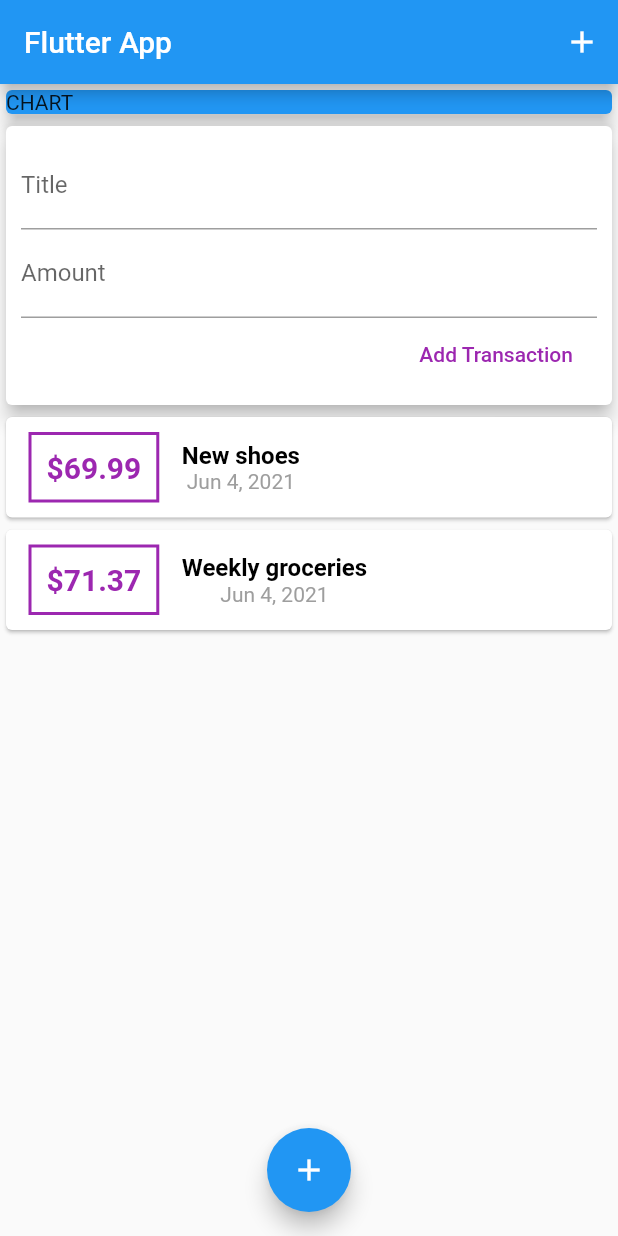
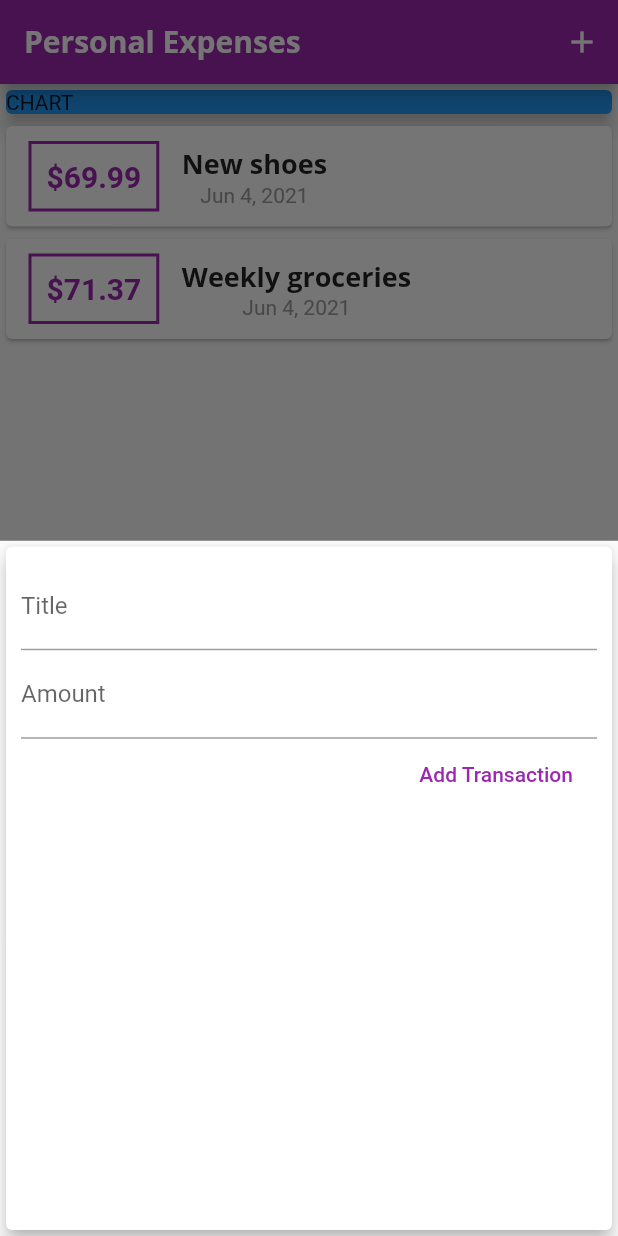
Before and after one commit to MariumAkter/WidgetStyle, a Flutter app: the screen it shows after launch, after a tap on the "add" icon, on a phone screen of 412 x 824 dp. Run offline on Flutter 3.47's test engine with Material 2 defaults, Android fonts, the light colour scheme and no system bars.

Commit message:
custom fonts

```diff
--- a/lib/main.dart
+++ b/lib/main.dart
@@ -1,5 +1,7 @@
 import 'package:flutter/material.dart';
-import './widgets/user_transactions.dart';
+import './widgets/transaction_list.dart';
+import './widgets/new_transaction.dart';
+import './models/transaction.dart';
 
 void main() => runApp(MyApp());
 
@@ -7,28 +9,92 @@ class MyApp extends StatelessWidget {
   @override
   Widget build(BuildContext context) {
     return MaterialApp(
-      title: 'Flutter app',
+      title: 'Personal Expenses',
+      theme: ThemeData(
+        primarySwatch: Colors.purple,
+        accentColor: Colors.amber,
+        fontFamily: 'Quicksand',
+        textTheme: ThemeData.light().textTheme.copyWith(
+          title: TextStyle(
+            fontFamily: 'OpenSans',
+            fontSize: 18,
+            fontWeight: FontWeight.bold,
+          ),
+        ),
+        appBarTheme: AppBarTheme(
+          textTheme: ThemeData.light().textTheme.copyWith(
+        title: TextStyle(
+          fontFamily: 'OpenSans',
+          fontSize: 20,
+          fontWeight: FontWeight.bold,
+        ),
+      ),
+    )
+    ),
       home: MyHomePage(),
     );
   }
 }
 
-class MyHomePage extends StatelessWidget {
+class MyHomePage extends StatefulWidget {
 
   // late String titleInput;
   // late String amountInput;
-  final titleController = TextEditingController();
-  final amountController = TextEditingController();
+  @override
+  _MyHomePageState createState() => _MyHomePageState();
+}
+
+class _MyHomePageState extends State<MyHomePage> {
+  final List<Transaction> _userTransactions = [
+    Transaction(
+      id: 't1',
+      amount: 69.99,
+      title:'New shoes',
+      date: DateTime.now(),
+    ),
+    Transaction(
+      id: 't2',
+      amount: 71.37,
+      title:'Weekly groceries',
+      date: DateTime.now(),
+    ),
+  ];
+  void _addNewTransaction(String txTitle, double txAmount){
+    final newTx = Transaction(
+      title: txTitle,
+      amount: txAmount,
+      date: DateTime.now(),
+      id: DateTime.now().toString(),
+    );
+
+    setState(() {
+      _userTransactions.add(newTx);
+    });
+  }
+
+  void _startAddNewTransaction(BuildContext ctx){
+    showModalBottomSheet(
+        context: ctx,
+        builder: (_) {
+      return GestureDetector(
+        onTap: (){},
+        child: NewTransaction(_addNewTransaction),
+        behavior: HitTestBehavior.opaque,
+      );
+
+    }
+    );
+  }
+
   @override
   Widget build(BuildContext context) {
 
     return Scaffold(
       appBar: AppBar(
-
-        title: Text('Flutter App'),
+        title: Text('Personal Expenses'),
         actions: <Widget> [
           IconButton(icon: Icon(Icons.add),
-            onPressed: (){},
+            onPressed: () => _startAddNewTransaction(context),
 
           ),
         ],
@@ -46,7 +112,7 @@ class MyHomePage extends StatelessWidget {
                 elevation: 5,
               ),
             ),
-            UserTransactions(),
+            TransactionList(_userTransactions),
 
           ],
         ),
@@ -54,7 +120,8 @@ class MyHomePage extends StatelessWidget {
         floatingActionButtonLocation: FloatingActionButtonLocation.centerFloat,
         floatingActionButton: FloatingActionButton(
           child: Icon(Icons.add),
-        onPressed: (){},),
+        onPressed: () => _startAddNewTransaction(context),
+        ),
 
    );
   }
--- a/lib/widgets/new_transaction.dart
+++ b/lib/widgets/new_transaction.dart
@@ -1,11 +1,20 @@
 import 'package:flutter/material.dart';
-class NewTransaction extends StatelessWidget {
+
+
+class NewTransaction extends StatefulWidget {
 
   final Function addTx;
-  final titleController = TextEditingController();
-  final amountController = TextEditingController();
 
   NewTransaction(this.addTx);
+
+  @override
+  _NewTransactionState createState() => _NewTransactionState();
+}
+
+class _NewTransactionState extends State<NewTransaction> {
+  final titleController = TextEditingController();
+
+  final amountController = TextEditingController();
 
   void submitData (){
     final enteredTitle = titleController.text;
@@ -14,10 +23,12 @@ class NewTransaction extends StatelessWidget {
     if(enteredTitle.isEmpty || enteredAmount <= 0){
       return;
     }
-    addTx(
+    widget.addTx(
        enteredTitle,
        enteredAmount
     );
+
+    Navigator.of(context).pop();
 
   }
 
--- a/lib/widgets/transaction_list.dart
+++ b/lib/widgets/transaction_list.dart
@@ -23,7 +23,7 @@ class TransactionList extends StatelessWidget {
               ),
               decoration: BoxDecoration(
                 border: Border.all(
-                  color: Colors.purple,
+                  color: Theme.of(context).primaryColor,
                   width: 2,
                 ),
               ),
@@ -32,17 +32,13 @@ class TransactionList extends StatelessWidget {
                 '\$${transactions[index].amount.toStringAsFixed(2)}',
                 style: TextStyle(fontWeight: FontWeight.bold,
                   fontSize: 20,
-                  color: Colors.purple,
+                  color: Theme.of(context).primaryColor,
                 ),
               ),
             ),
             Column(children: <Widget> [
               Text(transactions[index].title,
-                style:TextStyle(
-                  fontWeight: FontWeight.bold,
-                  fontSize: 16,
-                  color: Colors.black,
-                ),
+                style: Theme.of(context).textTheme.title,
               ),
               Text(
                 DateFormat.yMMMd().format(transactions[index].date),
--- a/lib/widgets/user_transactions.dart
+++ /dev/null
@@ -1,49 +0,0 @@
-import 'package:flutter/material.dart';
-import './new_transaction.dart';
-import './transaction_list.dart';
-import '../models/transaction.dart';
-
-class UserTransactions extends StatefulWidget {
-  @override
-  _UserTransactionsState createState() => _UserTransactionsState();
-}
-
-class _UserTransactionsState extends State<UserTransactions> {
-   final List<Transaction> _userTransactions = [
-     Transaction(
-        id: 't1',
-        amount: 69.99,
-        title:'New shoes',
-        date: DateTime.now(),
-    ),
-    Transaction(
-        id: 't2',
-        amount: 71.37,
-        title:'Weekly groceries',
-        date: DateTime.now(),
-    ),
-    ];
-    void _addNewTransaction(String txTitle, double txAmount){
-      final newTx = Transaction(
-          title: txTitle,
-          amount: txAmount,
-          date: DateTime.now(),
-          id: DateTime.now().toString(),
-      );
-
-     setState(() {
-       _userTransactions.add(newTx);
-     });
-   }
-
-
-  @override
-  Widget build(BuildContext context) {
-    return Column(
-      children: <Widget> [
-           NewTransaction(_addNewTransaction),
-         TransactionList(_userTransactions),
-      ],
-    );
-  }
-}
```
Also changed, not shown: pubspec.yaml (+11 -6 lines), assets/fonts/OpenSans-Bold.ttf (added), assets/fonts/OpenSans-Regular.ttf (added), assets/fonts/Quicksand-Bold.ttf (added), assets/fonts/Quicksand-Light.ttf (added), assets/fonts/Quicksand-Medium.ttf (added), assets/fonts/Quicksand-Regular.ttf (added).
